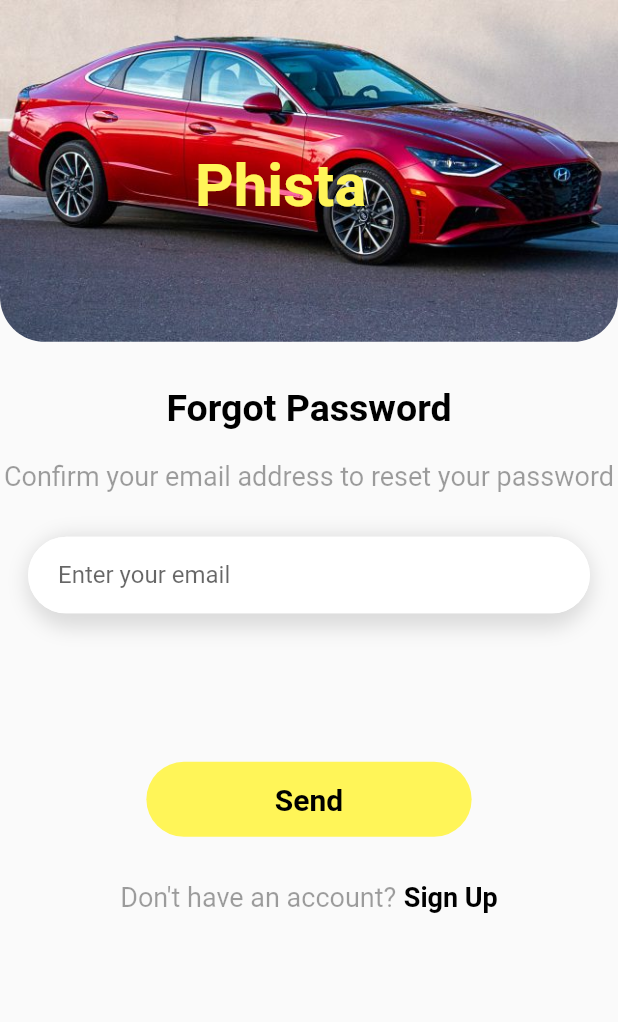
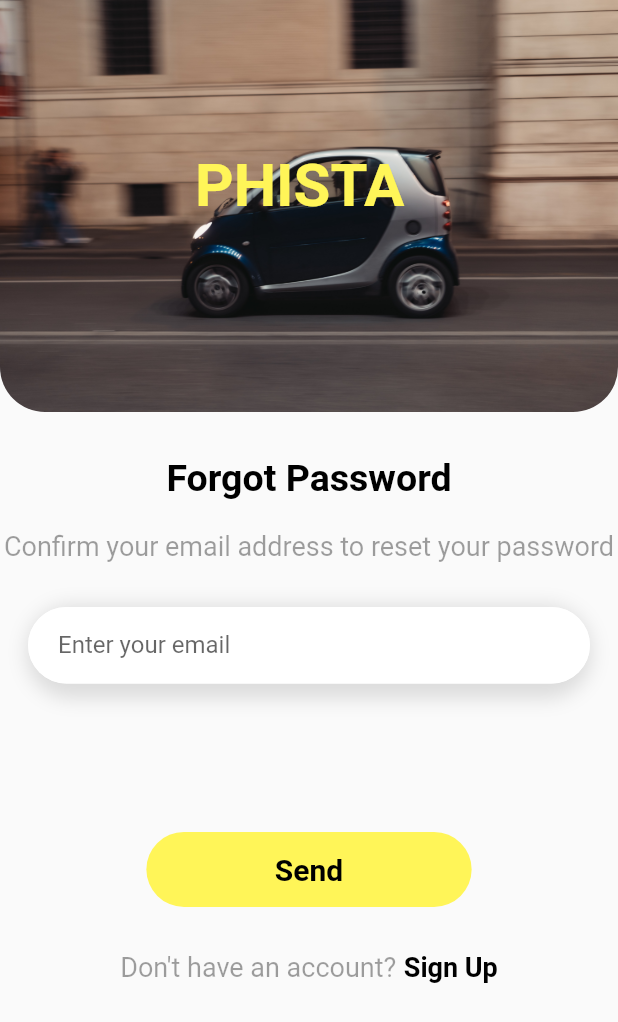
Before and after one commit to tusharhow/phista, a Flutter app: the screen it shows after launch, on a phone screen of 412 x 824 dp. Shown: the top 1022 px of the screen. Run offline on Flutter 3.47's test engine with Material 2 defaults, Android fonts, the phone set to English and light mode, and no system bars.

Commit message:
Issue checked

```diff
--- a/lib/views/auth/login_page.dart
+++ b/lib/views/auth/login_page.dart
@@ -17,14 +17,14 @@ class LoginPage extends StatelessWidget {
                   bottomRight: Radius.circular(30),
                 ),
                 child: Image.asset(
-                  'images/car.jpg',
+                  'images/car3.jpg',
                 ),
               ),
               Positioned(
                 top: 100,
                 left: 130,
                 child: Text(
-                  'Phista',
+                  'PHISTA',
                   style: TextStyle(
                       color: Color(0xffFFF558),
                       fontSize: 40,
@@ -100,8 +100,8 @@ class LoginPage extends StatelessWidget {
           ),
           GestureDetector(
             onTap: () {
-              Navigator.push(context,
-                  MaterialPageRoute(builder: (context) => SignUpPage()));
+              // Navigator.push(context,
+              //     MaterialPageRoute(builder: (context) => SignUpPage()));
             },
             child: Container(
               height: 50,
@@ -125,7 +125,12 @@ class LoginPage extends StatelessWidget {
           SizedBox(
             height: 30,
           ),
-          Row(
+          GestureDetector(
+            onTap: () {
+              Navigator.push(context,
+                  MaterialPageRoute(builder: (context) => SignUpPage()));
+            },
+            child: Row(
               mainAxisAlignment: MainAxisAlignment.center,
               children: [
                 Text(
@@ -148,6 +153,7 @@ class LoginPage extends StatelessWidget {
                 ),
               ],
             ),
+          ),
         ],
       ),
     );
```
Also changed, not shown: lib/views/auth/sign_up_page.dart (+10 -3 lines), lib/views/splash.dart (+4 -3 lines), images/car3.jpg (added). Lines whose indentation alone changed are shown as unchanged.
